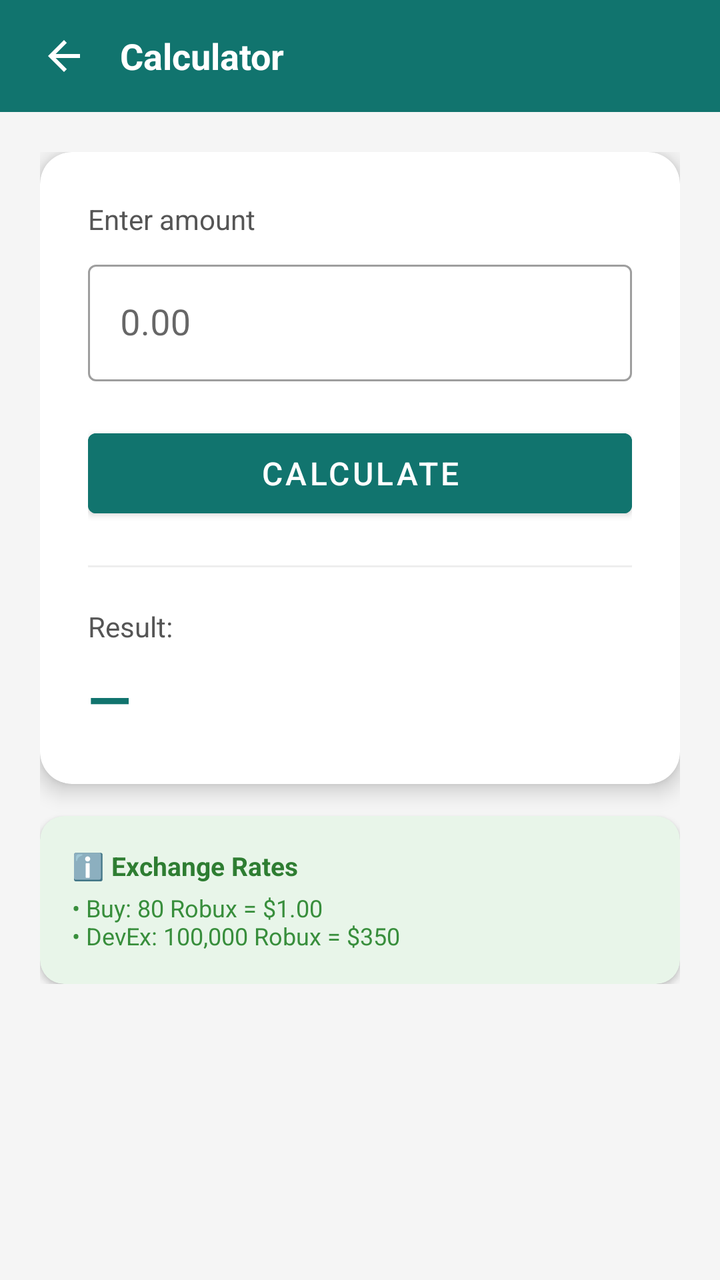
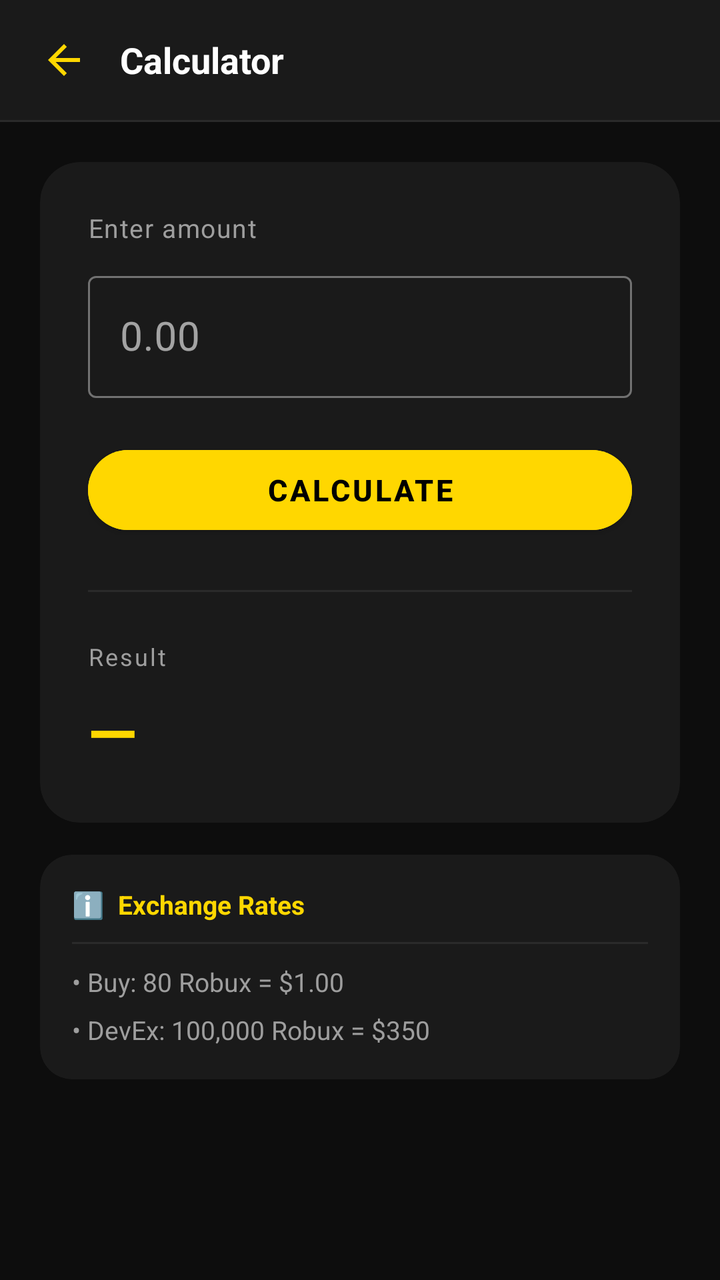

Before-and-after screenshots of an Android layout around one commit, followed by the original layout XML and the change that was made.
<!-- AndroidManifest.xml: application theme Theme.RbxCalculatorRoboxCounter -->
<!-- res/layout/activity_calculator.xml -->
<?xml version="1.0" encoding="utf-8"?>
<LinearLayout xmlns:android="http://schemas.android.com/apk/res/android"
    android:layout_width="match_parent"
    android:layout_height="match_parent"
    android:orientation="vertical"
    android:background="#F5F5F5">

    
    <LinearLayout
        android:layout_width="match_parent"
        android:layout_height="56dp"
        android:background="@color/theme_color"
        android:orientation="horizontal"
        android:gravity="center_vertical"
        android:paddingHorizontal="8dp">

        <ImageButton
            android:id="@+id/btnBack"
            android:layout_width="48dp"
            android:layout_height="48dp"
            android:background="?attr/selectableItemBackgroundBorderless"
            android:src="@drawable/ic_back_arrow"
            android:tint="#FFFFFF"
            android:contentDescription="Back" />

        <TextView
            android:id="@+id/tvCalcTitle"
            android:layout_width="0dp"
            android:layout_height="wrap_content"
            android:layout_weight="1"
            android:text="Calculator"
            android:textColor="#FFFFFF"
            android:textSize="18sp"
            android:textStyle="bold"
            android:layout_marginStart="4dp" />
    </LinearLayout>

    
    <ScrollView
        android:layout_width="match_parent"
        android:layout_height="0dp"
        android:layout_weight="1">

        <LinearLayout
            android:layout_width="match_parent"
            android:layout_height="wrap_content"
            android:orientation="vertical"
            android:padding="20dp">

            <androidx.cardview.widget.CardView
                xmlns:app="http://schemas.android.com/apk/res-auto"
                android:layout_width="match_parent"
                android:layout_height="wrap_content"
                app:cardCornerRadius="16dp"
                app:cardElevation="6dp">

                <LinearLayout
                    android:layout_width="match_parent"
                    android:layout_height="wrap_content"
                    android:orientation="vertical"
                    android:padding="24dp">

                    <TextView
                        android:id="@+id/tvInputHint"
                        android:layout_width="wrap_content"
                        android:layout_height="wrap_content"
                        android:text="Enter amount"
                        android:textSize="14sp"
                        android:textColor="#555555"
                        android:layout_marginBottom="8dp" />

                    <com.google.android.material.textfield.TextInputLayout
                        android:layout_width="match_parent"
                        android:layout_height="wrap_content"
                        style="@style/Widget.MaterialComponents.TextInputLayout.OutlinedBox">

                        <com.google.android.material.textfield.TextInputEditText
                            android:id="@+id/etInput"
                            android:layout_width="match_parent"
                            android:layout_height="wrap_content"
                            android:inputType="numberDecimal"
                            android:hint="0.00"
                            android:textSize="18sp" />
                    </com.google.android.material.textfield.TextInputLayout>

                    <Button
                        android:id="@+id/btnCalculate"
                        android:layout_width="match_parent"
                        android:layout_height="52dp"
                        android:layout_marginTop="20dp"
                        android:text="Calculate"
                        android:textSize="16sp"
                        android:backgroundTint="@color/theme_color" />

                    <View
                        android:layout_width="match_parent"
                        android:layout_height="1dp"
                        android:background="#EEEEEE"
                        android:layout_marginVertical="20dp" />

                    <TextView
                        android:id="@+id/tvResultLabel"
                        android:layout_width="wrap_content"
                        android:layout_height="wrap_content"
                        android:text="Result:"
                        android:textSize="14sp"
                        android:textColor="#555555" />

                    <TextView
                        android:id="@+id/tvResult"
                        android:layout_width="wrap_content"
                        android:layout_height="wrap_content"
                        android:layout_marginTop="8dp"
                        android:text="—"
                        android:textSize="28sp"
                        android:textStyle="bold"
                        android:textColor="@color/theme_color" />

                </LinearLayout>
            </androidx.cardview.widget.CardView>

            
            <androidx.cardview.widget.CardView
                xmlns:app="http://schemas.android.com/apk/res-auto"
                android:layout_width="match_parent"
                android:layout_height="wrap_content"
                android:layout_marginTop="16dp"
                app:cardCornerRadius="12dp"
                app:cardBackgroundColor="#E8F5E9"
                app:cardElevation="2dp">

                <LinearLayout
                    android:layout_width="match_parent"
                    android:layout_height="wrap_content"
                    android:orientation="vertical"
                    android:padding="16dp">

                    <TextView
                        android:layout_width="wrap_content"
                        android:layout_height="wrap_content"
                        android:text="ℹ️ Exchange Rates"
                        android:textStyle="bold"
                        android:textSize="13sp"
                        android:textColor="#2E7D32" />

                    <TextView
                        android:layout_width="wrap_content"
                        android:layout_height="wrap_content"
                        android:layout_marginTop="4dp"
                        android:text="• Buy: 80 Robux = $1.00\n• DevEx: 100,000 Robux = $350"
                        android:textSize="12sp"
                        android:textColor="#388E3C" />
                </LinearLayout>
            </androidx.cardview.widget.CardView>
        </LinearLayout>
    </ScrollView>
</LinearLayout>
<!-- resources referenced by this layout -->
<resources>
  <color name="theme_color">#11746e</color>
  <!-- drawable ic_back_arrow (drawable) -->
  <?xml version="1.0" encoding="utf-8"?>
  <vector xmlns:android="http://schemas.android.com/apk/res/android"
      android:width="24dp"
      android:height="24dp"
      android:viewportWidth="24"
      android:viewportHeight="24">
      <path
          android:fillColor="@android:color/white"
          android:pathData="M20,11H7.83l5.59,-5.59L12,4l-8,8 8,8 1.41,-1.41L7.83,13H20v-2z"/>
  </vector>
  <style name="Theme.RbxCalculatorRoboxCounter" parent="Theme.MaterialComponents.DayNight.NoActionBar">
          <item name="colorPrimary">@color/theme_color</item>
          <item name="colorPrimaryVariant">@color/theme_color</item>
          <item name="colorOnPrimary">@color/white</item>
          <item name="colorSecondary">@color/theme_color</item>
          <item name="colorOnSecondary">@color/white</item>
          <item name="android:statusBarColor">@color/theme_color</item>
          <item name="android:navigationBarColor">@color/white</item>
      </style>
  <style name="Theme.MaterialComponents.DayNight.NoActionBar" parent="@style/Theme.MaterialComponents.NoActionBar">
      </style>
  <color name="white">#FFFFFF</color>
</resources>

<!-- the commit's change to res/layout/activity_calculator.xml (unified diff, before → after) -->
@@ -1,15 +1,16 @@
 <?xml version="1.0" encoding="utf-8"?>
 <LinearLayout xmlns:android="http://schemas.android.com/apk/res/android"
+    xmlns:app="http://schemas.android.com/apk/res-auto"
     android:layout_width="match_parent"
     android:layout_height="match_parent"
     android:orientation="vertical"
-    android:background="#F5F5F5">
+    android:background="@color/bg_primary">
 
     
     <LinearLayout
         android:layout_width="match_parent"
-        android:layout_height="56dp"
-        android:background="@color/theme_color"
+        android:layout_height="60dp"
+        android:background="@color/bg_surface"
         android:orientation="horizontal"
         android:gravity="center_vertical"
         android:paddingHorizontal="8dp">
@@ -20,7 +21,7 @@
             android:layout_height="48dp"
             android:background="?attr/selectableItemBackgroundBorderless"
             android:src="@drawable/ic_back_arrow"
-            android:tint="#FFFFFF"
+            android:tint="@color/gold"
             android:contentDescription="Back" />
 
         <TextView
@@ -29,11 +30,16 @@
             android:layout_height="wrap_content"
             android:layout_weight="1"
             android:text="Calculator"
-            android:textColor="#FFFFFF"
+            android:textColor="@color/text_primary"
             android:textSize="18sp"
             android:textStyle="bold"
             android:layout_marginStart="4dp" />
     </LinearLayout>
+
+    <View
+        android:layout_width="match_parent"
+        android:layout_height="1dp"
+        android:background="@color/bg_divider" />
 
     
     <ScrollView
@@ -47,12 +53,13 @@
             android:orientation="vertical"
             android:padding="20dp">
 
+            
             <androidx.cardview.widget.CardView
-                xmlns:app="http://schemas.android.com/apk/res-auto"
                 android:layout_width="match_parent"
                 android:layout_height="wrap_content"
-                app:cardCornerRadius="16dp"
-                app:cardElevation="6dp">
+                app:cardCornerRadius="20dp"
+                app:cardElevation="0dp"
+                app:cardBackgroundColor="@color/bg_surface">
 
                 <LinearLayout
                     android:layout_width="match_parent"
@@ -65,9 +72,10 @@
                         android:layout_width="wrap_content"
                         android:layout_height="wrap_content"
                         android:text="Enter amount"
-                        android:textSize="14sp"
-                        android:textColor="#555555"
-                        android:layout_marginBottom="8dp" />
+                        android:textSize="13sp"
+                        android:textColor="@color/text_secondary"
+                        android:letterSpacing="0.04"
+                        android:layout_marginBottom="10dp" />
 
                     <com.google.android.material.textfield.TextInputLayout
                         android:layout_width="match_parent"
@@ -80,7 +88,8 @@
                             android:layout_height="wrap_content"
                             android:inputType="numberDecimal"
                             android:hint="0.00"
-                            android:textSize="18sp" />
+                            android:textSize="20sp"
+                            android:textColor="@color/text_primary" />
                     </com.google.android.material.textfield.TextInputLayout>
 
                     <Button
@@ -89,22 +98,26 @@
                         android:layout_height="52dp"
                         android:layout_marginTop="20dp"
                         android:text="Calculate"
-                        android:textSize="16sp"
-                        android:backgroundTint="@color/theme_color" />
+                        android:textSize="15sp"
+                        android:textStyle="bold"
+                        android:textColor="@color/text_on_gold"
+                        android:backgroundTint="@color/gold"
+                        app:cornerRadius="26dp" />
 
                     <View
                         android:layout_width="match_parent"
                         android:layout_height="1dp"
-                        android:background="#EEEEEE"
-                        android:layout_marginVertical="20dp" />
+                        android:background="@color/bg_divider"
+                        android:layout_marginVertical="24dp" />
 
                     <TextView
                         android:id="@+id/tvResultLabel"
                         android:layout_width="wrap_content"
                         android:layout_height="wrap_content"
-                        android:text="Result:"
-                        android:textSize="14sp"
-                        android:textColor="#555555" />
+                        android:text="Result"
+                        android:textSize="12sp"
+                        android:textColor="@color/text_secondary"
+                        android:letterSpacing="0.08" />
 
                     <TextView
                         android:id="@+id/tvResult"
@@ -112,22 +125,21 @@
                         android:layout_height="wrap_content"
                         android:layout_marginTop="8dp"
                         android:text="—"
-                        android:textSize="28sp"
+                        android:textSize="32sp"
                         android:textStyle="bold"
-                        android:textColor="@color/theme_color" />
+                        android:textColor="@color/gold" />
 
                 </LinearLayout>
             </androidx.cardview.widget.CardView>
 
             
             <androidx.cardview.widget.CardView
-                xmlns:app="http://schemas.android.com/apk/res-auto"
                 android:layout_width="match_parent"
                 android:layout_height="wrap_content"
                 android:layout_marginTop="16dp"
-                app:cardCornerRadius="12dp"
-                app:cardBackgroundColor="#E8F5E9"
-                app:cardElevation="2dp">
+                app:cardCornerRadius="16dp"
+                app:cardBackgroundColor="@color/bg_surface"
+                app:cardElevation="0dp">
 
                 <LinearLayout
                     android:layout_width="match_parent"
@@ -138,18 +150,24 @@
                     <TextView
                         android:layout_width="wrap_content"
                         android:layout_height="wrap_content"
-                        android:text="ℹ️ Exchange Rates"
+                        android:text="ℹ️  Exchange Rates"
                         android:textStyle="bold"
                         android:textSize="13sp"
-                        android:textColor="#2E7D32" />
+                        android:textColor="@color/gold" />
+
+                    <View
+                        android:layout_width="match_parent"
+                        android:layout_height="1dp"
+                        android:background="@color/bg_divider"
+                        android:layout_marginVertical="10dp" />
 
                     <TextView
                         android:layout_width="wrap_content"
                         android:layout_height="wrap_content"
-                        android:layout_marginTop="4dp"
                         android:text="• Buy: 80 Robux = $1.00\n• DevEx: 100,000 Robux = $350"
-                        android:textSize="12sp"
-                        android:textColor="#388E3C" />
+                        android:textSize="13sp"
+                        android:textColor="@color/text_secondary"
+                        android:lineSpacingMultiplier="1.5" />
                 </LinearLayout>
             </androidx.cardview.widget.CardView>
         </LinearLayout>
<!-- resource entries referenced after the edit -->
@@ -1,6 +1,12 @@
 <!-- resources referenced by this layout -->
 <resources>
-  <color name="theme_color">#11746e</color>
+  <color name="bg_divider">#2A2A2A</color>
+  <color name="bg_primary">#0D0D0D</color>
+  <color name="bg_surface">#1A1A1A</color>
+  <color name="gold">#FFD700</color>
+  <color name="text_on_gold">#000000</color>
+  <color name="text_primary">#FFFFFF</color>
+  <color name="text_secondary">#9E9E9E</color>
   <!-- drawable ic_back_arrow (drawable) -->
   <?xml version="1.0" encoding="utf-8"?>
   <vector xmlns:android="http://schemas.android.com/apk/res/android"
@@ -12,17 +18,30 @@
           android:fillColor="@android:color/white"
           android:pathData="M20,11H7.83l5.59,-5.59L12,4l-8,8 8,8 1.41,-1.41L7.83,13H20v-2z"/>
   </vector>
-  <style name="Theme.RbxCalculatorRoboxCounter" parent="Theme.MaterialComponents.DayNight.NoActionBar">
-          <item name="colorPrimary">@color/theme_color</item>
-          <item name="colorPrimaryVariant">@color/theme_color</item>
-          <item name="colorOnPrimary">@color/white</item>
-          <item name="colorSecondary">@color/theme_color</item>
-          <item name="colorOnSecondary">@color/white</item>
-          <item name="android:statusBarColor">@color/theme_color</item>
-          <item name="android:navigationBarColor">@color/white</item>
+  <style name="Theme.RbxCalculatorRoboxCounter" parent="Theme.MaterialComponents.NoActionBar">
+          
+          <item name="colorPrimary">@color/gold</item>
+          <item name="colorPrimaryVariant">@color/gold_dim</item>
+          <item name="colorOnPrimary">@color/text_on_gold</item>
+          <item name="colorSecondary">@color/gold</item>
+          <item name="colorOnSecondary">@color/text_on_gold</item>
+  
+          
+          <item name="android:colorBackground">@color/bg_primary</item>
+          <item name="colorSurface">@color/bg_surface</item>
+          <item name="colorOnSurface">@color/text_primary</item>
+          <item name="colorOnBackground">@color/text_primary</item>
+  
+          
+          <item name="android:statusBarColor">@color/bg_primary</item>
+          <item name="android:navigationBarColor">@color/bg_primary</item>
+          <item name="android:windowLightStatusBar">false</item>
+  
+          
+          <item name="colorControlActivated">@color/gold</item>
+          <item name="colorControlHighlight">@color/gold_20</item>
       </style>
-  <style name="Theme.MaterialComponents.DayNight.NoActionBar" parent="@style/Theme.MaterialComponents.NoActionBar">
-      </style>
-  <color name="white">#FFFFFF</color>
+  <color name="gold_dim">#B8860B</color>
+  <color name="gold_20">#33FFD700</color>
 </resources>
 
